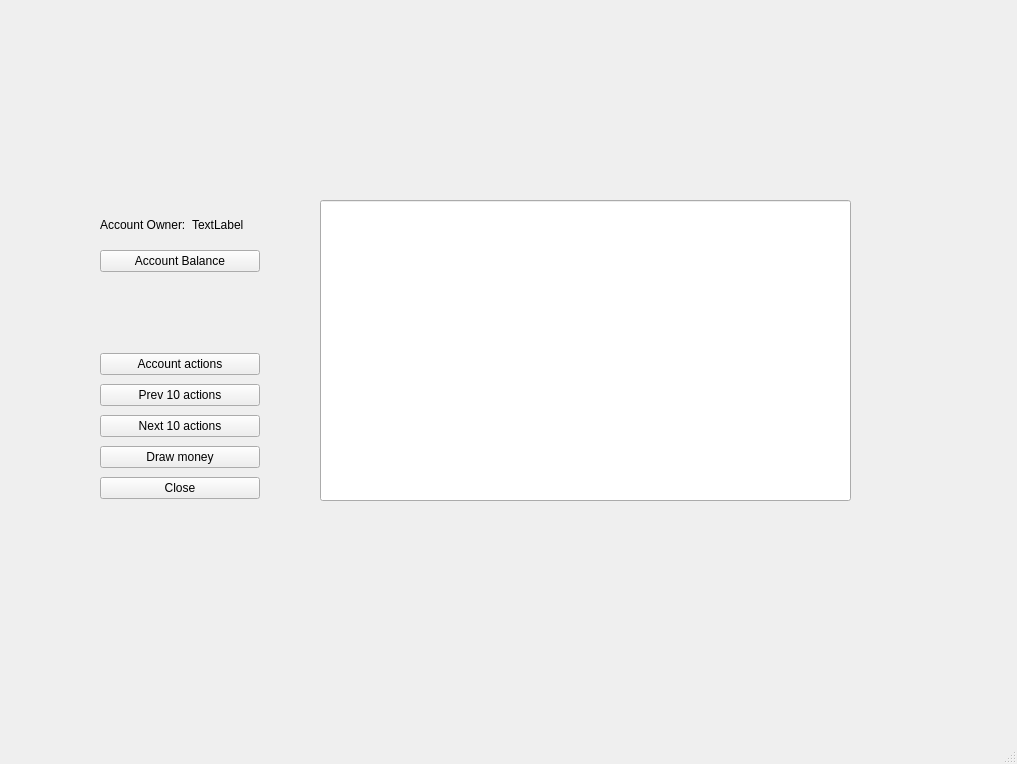
Old version of the form bankautomat/mainwindow.ui in the repository banksimul2022/group6.
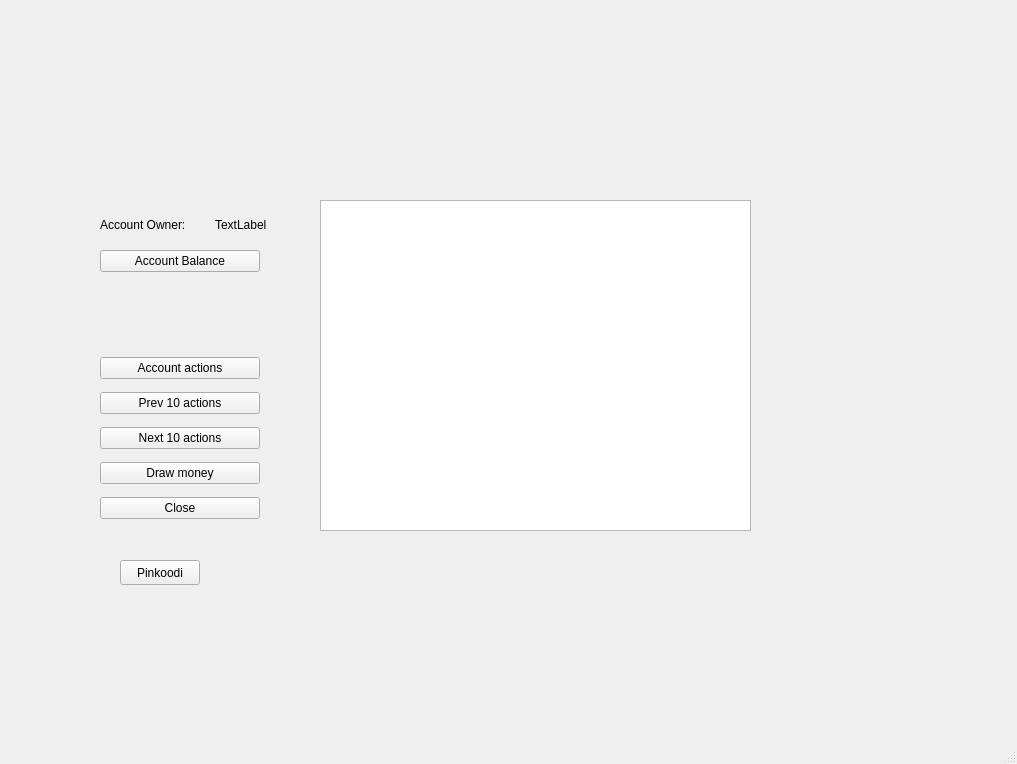
New version of the form.

What changed in the file:
```diff
--- a/bankautomat/mainwindow.ui
+++ b/bankautomat/mainwindow.ui
@@ -14,23 +14,13 @@
    <string>MainWindow</string>
   </property>
   <widget class="QWidget" name="centralwidget">
-   <widget class="QLineEdit" name="lineEdit">
-    <property name="geometry">
-     <rect>
-      <x>320</x>
-      <y>200</y>
-      <width>531</width>
-      <height>301</height>
-     </rect>
-    </property>
-   </widget>
    <widget class="QWidget" name="verticalLayoutWidget">
     <property name="geometry">
      <rect>
       <x>100</x>
       <y>350</y>
       <width>160</width>
-      <height>155</height>
+      <height>181</height>
      </rect>
     </property>
     <layout class="QVBoxLayout" name="verticalLayout">
@@ -102,7 +92,7 @@
      <rect>
       <x>100</x>
       <y>199</y>
-      <width>160</width>
+      <width>223</width>
       <height>51</height>
      </rect>
     </property>
@@ -123,6 +113,34 @@
      </item>
     </layout>
    </widget>
+   <widget class="QTextEdit" name="textEdit">
+    <property name="geometry">
+     <rect>
+      <x>320</x>
+      <y>200</y>
+      <width>431</width>
+      <height>331</height>
+     </rect>
+    </property>
+    <property name="font">
+     <font>
+      <pointsize>14</pointsize>
+     </font>
+    </property>
+   </widget>
+   <widget class="QPushButton" name="BTN_pincode">
+    <property name="geometry">
+     <rect>
+      <x>120</x>
+      <y>560</y>
+      <width>80</width>
+      <height>25</height>
+     </rect>
+    </property>
+    <property name="text">
+     <string>Pinkoodi</string>
+    </property>
+   </widget>
   </widget>
   <widget class="QMenuBar" name="menubar">
    <property name="geometry">
```
